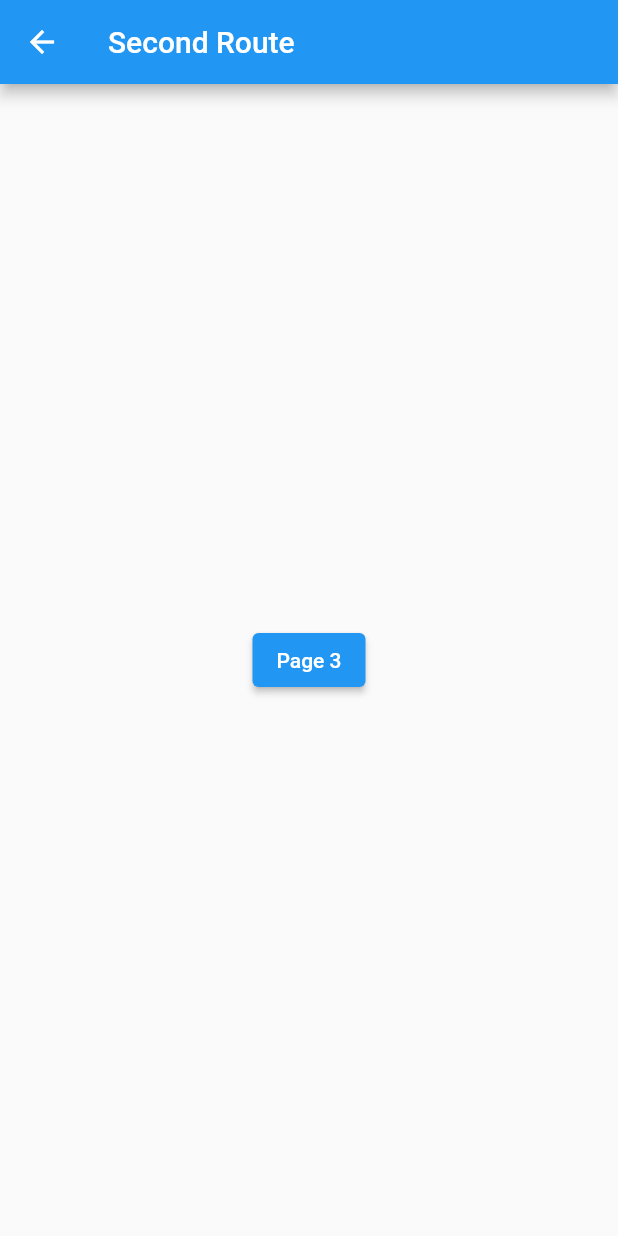
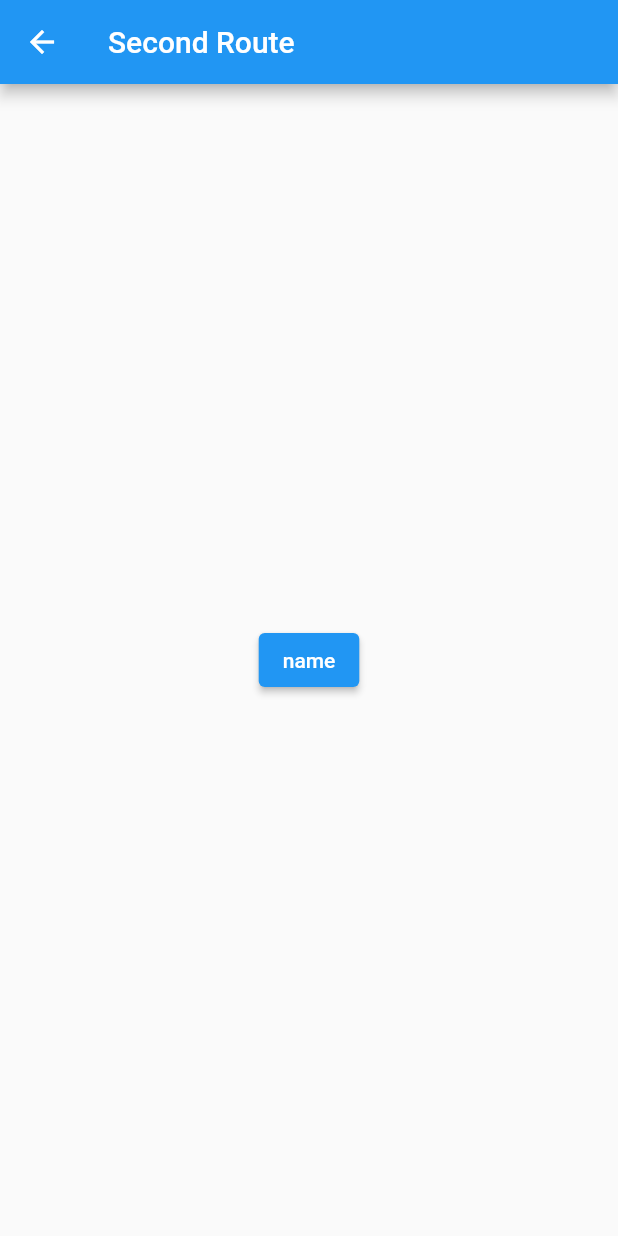
Before and after one commit to shreyash-jain/fluttersummertraining, a Flutter app: the SecondRoute screen opened by its route, after a tap on "Page 2", on a phone screen of 412 x 824 dp. Run offline on Flutter 3.47's test engine with Material 2 defaults, Android fonts, the phone set to English and light mode, and no system bars.

Commit message:
added data incoming on new screen

```diff
--- a/lib/main.dart
+++ b/lib/main.dart
@@ -11,7 +11,7 @@ class MyApp extends StatelessWidget {
   @override
   Widget build(BuildContext context) {
     return MaterialApp(
-       initialRoute: '/',
+      initialRoute: '/',
       routes: {
         '/': (context) => const FirstRoute(),
         '/second': (context) => const SecondRoute(),
@@ -35,7 +35,7 @@ class FirstRoute extends StatelessWidget {
           onPressed: () {
             Navigator.pushNamed(
               context,
-             '/second',
+              '/second',
             );
           },
         ),
@@ -58,7 +58,7 @@ class SecondRoute extends StatelessWidget {
           onPressed: () {
             Navigator.push(
               context,
-              MaterialPageRoute(builder: (context) => const ThirdRoute()),
+              MaterialPageRoute(builder: (context) => const ThirdRoute('name')),
             );
           },
           child: const Text('Page 2'),
@@ -68,9 +68,9 @@ class SecondRoute extends StatelessWidget {
   }
 }
 
-
 class ThirdRoute extends StatelessWidget {
-  const ThirdRoute();
+  const ThirdRoute(this.customName);
+  final String customName ;
 
   @override
   Widget build(BuildContext context) {
@@ -84,7 +84,7 @@ class ThirdRoute extends StatelessWidget {
             Navigator.popUntil(
                 context, (Route<dynamic> route) => route.isFirst);
           },
-          child: const Text('Page 3'),
+          child: Text(customName),
         ),
       ),
     );
```
